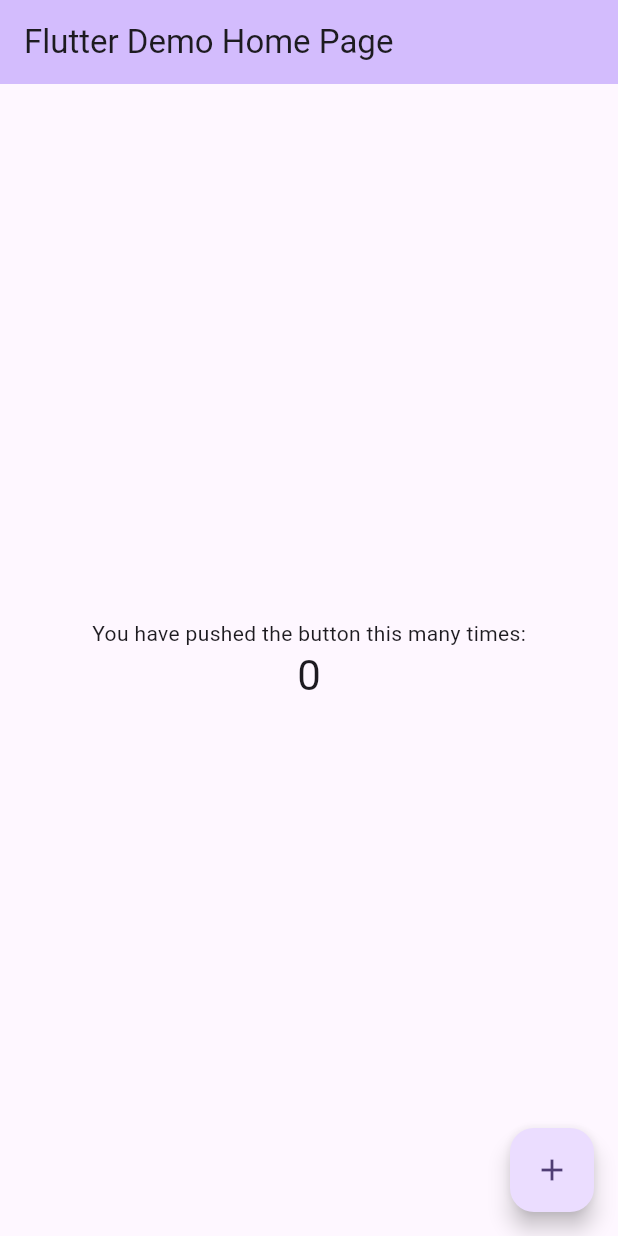
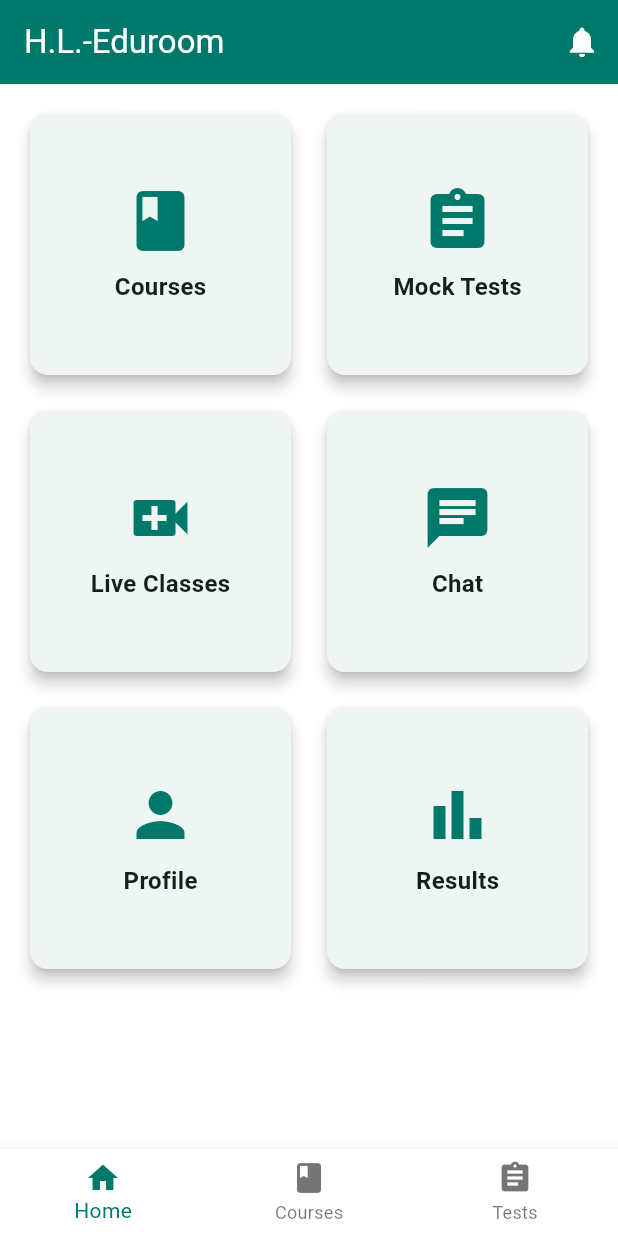
Before and after one commit to could-ai/019a52db-aedb-76f2-bb6a-2ef0884a77d0, a Flutter app: the screen it shows after launch, on a phone screen of 412 x 824 dp. Run offline on Flutter 3.47's test engine with Material 3 defaults, Android fonts, the phone set to English and light mode, and no system bars.

Commit message:
I have updated the main.dart file to establish the foundation of the H.L.-Eduroom application. I've set the HomeScreen as the initial route and configured a professional theme with a medical education color palette, including shades of teal and blue, to create a focused and clean learning environment. The debug banner has also been removed for a more polished look.; I have created the `home_screen.dart` file, which serves as the main dashboard for the H.L.-Eduroom application. This screen features a `Scaffold` with a themed `AppBar` and a `BottomNavigationBar` for intuitive navigation. The main content area is a `GridView` that displays key features like "Courses," "Mock Tests," and "Live Classes," each represented by a visually distinct card with an icon and title. This design provides users with a clear and accessible overview of the app's core functionalities.

```diff
--- a/usr/lib/main.dart
+++ b/usr/lib/main.dart
@@ -1,4 +1,5 @@
-import 'package:flutter/material.dart';
+import "package:flutter/material.dart";
+import "package:couldai_user_app/screens/home_screen.dart";
 
 void main() {
   runApp(const MyApp());
@@ -7,114 +8,25 @@ void main() {
 class MyApp extends StatelessWidget {
   const MyApp({super.key});
 
-  // This widget is the root of your application.
   @override
   Widget build(BuildContext context) {
     return MaterialApp(
-      title: 'Flutter Demo',
+      title: "H.L.-Eduroom",
+      theme: ThemeData(
+        primarySwatch: Colors.blue,
+        visualDensity: VisualDensity.adaptivePlatformDensity,
+        colorScheme: ColorScheme.fromSeed(
+          seedColor: const Color(0xFF00796B), // Teal
+          primary: const Color(0xFF00796B), // Teal
+          secondary: const Color(0xFF4DB6AC), // Light Teal
+          background: const Color(0xFFE0F2F1), // Very Light Teal
+          surface: Colors.white,
+          error: const Color(0xFFD32F2F), // Red
+        ),
+        fontFamily: "Roboto",
+      ),
       debugShowCheckedModeBanner: false,
-      theme: ThemeData(
-        // This is the theme of your application.
-        //
-        // TRY THIS: Try running your application with "flutter run". You'll see
-        // the application has a purple toolbar. Then, without quitting the app,
-        // try changing the seedColor in the colorScheme below to Colors.green
-        // and then invoke "hot reload" (save your changes or press the "hot
-        // reload" button in a Flutter-supported IDE, or press "r" if you used
-        // the command line to start the app).
-        //
-        // Notice that the counter didn't reset back to zero; the application
-        // state is not lost during the reload. To reset the state, use hot
-        // restart instead.
-        //
-        // This works for code too, not just values: Most code changes can be
-        // tested with just a hot reload.
-        colorScheme: ColorScheme.fromSeed(seedColor: Colors.deepPurple),
-      ),
-      home: const MyHomePage(title: 'Flutter Demo Home Page'),
+      home: const HomeScreen(),
     );
   }
 }
-
-class MyHomePage extends StatefulWidget {
-  const MyHomePage({super.key, required this.title});
-
-  // This widget is the home page of your application. It is stateful, meaning
-  // that it has a State object (defined below) that contains fields that affect
-  // how it looks.
-
-  // This class is the configuration for the state. It holds the values (in this
-  // case the title) provided by the parent (in this case the App widget) and
-  // used by the build method of the State. Fields in a Widget subclass are
-  // always marked "final".
-
-  final String title;
-
-  @override
-  State<MyHomePage> createState() => _MyHomePageState();
-}
-
-class _MyHomePageState extends State<MyHomePage> {
-  int _counter = 0;
-
-  void _incrementCounter() {
-    setState(() {
-      // This call to setState tells the Flutter framework that something has
-      // changed in this State, which causes it to rerun the build method below
-      // so that the display can reflect the updated values. If we changed
-      // _counter without calling setState(), then the build method would not be
-      // called again, and so nothing would appear to happen.
-      _counter++;
-    });
-  }
-
-  @override
-  Widget build(BuildContext context) {
-    // This method is rerun every time setState is called, for instance as done
-    // by the _incrementCounter method above.
-    //
-    // The Flutter framework has been optimized to make rerunning build methods
-    // fast, so that you can just rebuild anything that needs updating rather
-    // than having to individually change instances of widgets.
-    return Scaffold(
-      appBar: AppBar(
-        // TRY THIS: Try changing the color here to a specific color (to
-        // Colors.amber, perhaps?) and trigger a hot reload to see the AppBar
-        // change color while the other colors stay the same.
-        backgroundColor: Theme.of(context).colorScheme.inversePrimary,
-        // Here we take the value from the MyHomePage object that was created by
-        // the App.build method, and use it to set our appbar title.
-        title: Text(widget.title),
-      ),
-      body: Center(
-        // Center is a layout widget. It takes a single child and positions it
-        // in the middle of the parent.
-        child: Column(
-          // Column is also a layout widget. It takes a list of children and
-          // arranges them vertically. By default, it sizes itself to fit its
-          // children horizontally, and tries to be as tall as its parent.
-          //
-          // Column has various properties to control how it sizes itself and
-          // how it positions its children. Here we use mainAxisAlignment to
-          // center the children vertically; the main axis here is the vertical
-          // axis because Columns are vertical (the cross axis would be
-          // horizontal).
-          //
-          // TRY THIS: Invoke "debug painting" (choose the "Toggle Debug Paint"
-          // action in the IDE, or press "p" in the console), to see the
-          // wireframe for each widget.
-          mainAxisAlignment: MainAxisAlignment.center,
-          children: <Widget>[
-            const Text('You have pushed the button this many times:'),
-            Text('$_counter', style: Theme.of(context).textTheme.headlineMedium),
-          ],
-        ),
-      ),
-      floatingActionButton: FloatingActionButton(
-        onPressed: _incrementCounter,
-        tooltip: 'Increment',
-        child: const Icon(Icons.add),
-      ), // This trailing comma makes auto-formatting nicer for build methods.
-    );
-  }
-}
--- /dev/null
+++ b/usr/lib/screens/home_screen.dart
@@ -0,0 +1,84 @@
+import "package:flutter/material.dart";
+
+class HomeScreen extends StatelessWidget {
+  const HomeScreen({super.key});
+
+  @override
+  Widget build(BuildContext context) {
+    return Scaffold(
+      appBar: AppBar(
+        title: const Text("H.L.-Eduroom"),
+        backgroundColor: Theme.of(context).colorScheme.primary,
+        foregroundColor: Colors.white,
+        actions: [
+          IconButton(
+            icon: const Icon(Icons.notifications),
+            onPressed: () {},
+          ),
+        ],
+      ),
+      body: GridView.count(
+        crossAxisCount: 2,
+        padding: const EdgeInsets.all(16.0),
+        crossAxisSpacing: 16.0,
+        mainAxisSpacing: 16.0,
+        children: [
+          _buildDashboardCard(context, "Courses", Icons.book, "/courses"),
+          _buildDashboardCard(context, "Mock Tests", Icons.assignment, "/tests"),
+          _buildDashboardCard(context, "Live Classes", Icons.video_call, "/live"),
+          _buildDashboardCard(context, "Chat", Icons.chat, "/chat"),
+          _buildDashboardCard(context, "Profile", Icons.person, "/profile"),
+          _buildDashboardCard(context, "Results", Icons.bar_chart, "/results"),
+        ],
+      ),
+      bottomNavigationBar: BottomNavigationBar(
+        items: const [
+          BottomNavigationBarItem(
+            icon: Icon(Icons.home),
+            label: "Home",
+          ),
+          BottomNavigationBarItem(
+            icon: Icon(Icons.book),
+            label: "Courses",
+          ),
+          BottomNavigationBarItem(
+            icon: Icon(Icons.assignment),
+            label: "Tests",
+          ),
+        ],
+        currentIndex: 0,
+        onTap: (index) {
+          // Handle navigation
+        },
+      ),
+    );
+  }
+
+  Widget _buildDashboardCard(BuildContext context, String title, IconData icon, String route) {
+    return Card(
+      elevation: 4.0,
+      shape: RoundedRectangleBorder(
+        borderRadius: BorderRadius.circular(12.0),
+      ),
+      child: InkWell(
+        onTap: () {
+          // Navigator.pushNamed(context, route);
+        },
+        child: Column(
+          mainAxisAlignment: MainAxisAlignment.center,
+          children: [
+            Icon(icon, size: 48.0, color: Theme.of(context).colorScheme.primary),
+            const SizedBox(height: 8.0),
+            Text(
+              title,
+              style: const TextStyle(
+                fontSize: 16.0,
+                fontWeight: FontWeight.bold,
+              ),
+            ),
+          ],
+        ),
+      ),
+    );
+  }
+}
```
